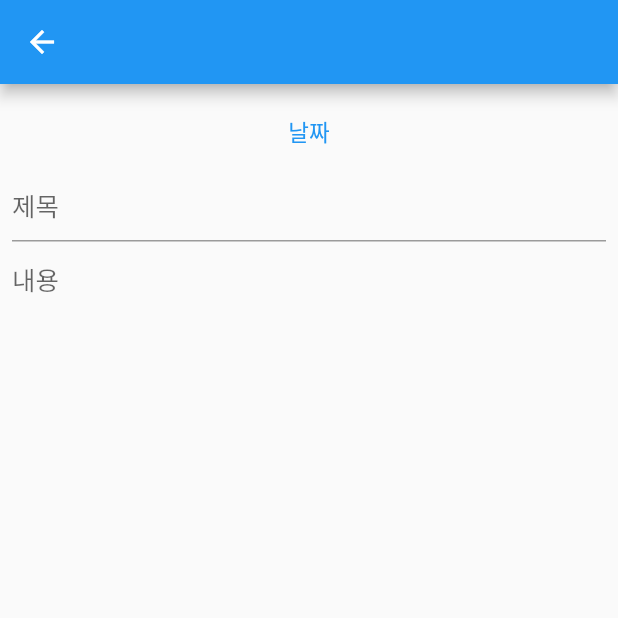
After one commit to jeonlego012/memoapp, a Flutter app: the DiaryList screen opened directly, after a tap on the "add" icon, on a phone screen of 412 x 824 dp, the top half of it. The commit adds this screen. Run offline on Flutter 3.47's test engine with Material 2 defaults, Android fonts, the phone set to English and light mode, and no system bars; our stand-ins replace cloud_firestore, firebase_core; accounts and stored records are empty.

Commit message:
diary create

```diff
--- a/lib/components/my_tab.dart
+++ b/lib/components/my_tab.dart
@@ -99,7 +99,7 @@ class _MyTabState extends State<MyTab> with SingleTickerProviderStateMixin {
           children: [
             NoteList(),
             TodoList(),
-            Diary(),
+            DiaryList(),
             Archive(),
           ],
         ),
--- /dev/null
+++ b/lib/model/diary.dart
@@ -0,0 +1,21 @@
+import 'package:cloud_firestore/cloud_firestore.dart';
+
+class Diary {
+  final String? id;
+  final String title;
+  final String content;
+  final Timestamp date;
+  final DocumentReference? reference;
+
+  Diary({required this.title, required this.content, required this.date})
+      : id = null,
+        reference = null;
+
+  Diary.fromSnapshot(DocumentSnapshot snapshot)
+      : assert(snapshot != null),
+        id = snapshot.id,
+        title = snapshot['title'],
+        content = snapshot['content'],
+        date = snapshot['date'],
+        reference = snapshot.reference;
+}
--- /dev/null
+++ b/lib/screens/3diary/diary_add.dart
@@ -0,0 +1,85 @@
+import 'package:flutter/material.dart';
+import 'package:cloud_firestore/cloud_firestore.dart';
+import 'package:intl/intl.dart';
+
+import 'package:memoapp/model/diary.dart';
+import 'package:memoapp/model/diary_transaction.dart';
+
+class DiaryAddScreen extends StatefulWidget {
+  @override
+  _DiaryAddScreenState createState() => _DiaryAddScreenState();
+}
+
+class _DiaryAddScreenState extends State<DiaryAddScreen> {
+  final _formKey = GlobalKey<FormState>(debugLabel: '_DiaryAddScreenState');
+  final _titleController = TextEditingController();
+  final _contentController = TextEditingController();
+  DateTime? diaryDate;
+
+  @override
+  Widget build(BuildContext context) {
+    Widget bodySection = SingleChildScrollView(
+      padding: const EdgeInsets.all(8.0),
+      child: Form(
+        key: _formKey,
+        child: Container(
+          child: Column(
+            children: [
+              TextButton(
+                child: const Text('날짜'),
+                onPressed: () {
+                  Future<DateTime?> selectedDate = showDatePicker(
+                    context: context,
+                    initialDate: DateTime.now(),
+                    firstDate: DateTime(2020),
+                    lastDate: DateTime(2090),
+                  );
+                  selectedDate.then((dateTime) {
+                    setState(() {
+                      diaryDate = dateTime;
+                      print("selected date is $diaryDate");
+                    });
+                  });
+                },
+              ),
+              TextFormField(
+                controller: _titleController,
+                decoration: const InputDecoration(
+                  hintText: '제목',
+                ),
+              ),
+              TextFormField(
+                controller: _contentController,
+                maxLines: null,
+                decoration: const InputDecoration(
+                  hintText: '내용',
+                  border: InputBorder.none,
+                ),
+              ),
+            ],
+          ),
+        ),
+      ),
+    );
+    return Scaffold(
+      appBar: AppBar(
+        leading: BackButton(
+          onPressed: () async {
+            if (_formKey.currentState!.validate() &&
+                _titleController.text != "") {
+              addDiary(
+                Diary(
+                  title: _titleController.text,
+                  content: _contentController.text,
+                  date: Timestamp.fromDate(diaryDate!),
+                ),
+              );
+            }
+            Navigator.pop(context);
+          },
+        ),
+      ),
+      body: bodySection,
+    );
+  }
+}
--- a/lib/screens/3diary/diary_list.dart
+++ b/lib/screens/3diary/diary_list.dart
@@ -1,13 +1,36 @@
+import 'dart:async';
 import 'package:flutter/material.dart';
+import 'package:cloud_firestore/cloud_firestore.dart';
 
-class Diary extends StatelessWidget {
-  const Diary({Key? key}) : super(key: key);
+import 'package:memoapp/model/diary.dart';
+import 'diary_add.dart';
+
+class DiaryList extends StatefulWidget {
+  const DiaryList({Key? key}) : super(key: key);
+
+  @override
+  State<DiaryList> createState() => _DiaryListState();
+}
+
+class _DiaryListState extends State<DiaryList> {
+  // StreamSubscription<QuerySnapshot>? _currentSubscription;
+  // List<Diary> _diarys = <Diary>[];
+
+  _DiaryListState() {
+    //_currentSubscription =
+  }
+
   @override
   Widget build(BuildContext context) {
     return Scaffold(
       //body: Icon(Icons.create),
       floatingActionButton: FloatingActionButton(
-        onPressed: () {},
+        onPressed: () {
+          Navigator.push(
+            context,
+            MaterialPageRoute(builder: (context) => DiaryAddScreen()),
+          );
+        },
         child: Icon(Icons.add),
         backgroundColor: Colors.blue,
       ),
```
Also changed, not shown: lib/model/diary_transaction.dart (added, +11 -0 lines).
